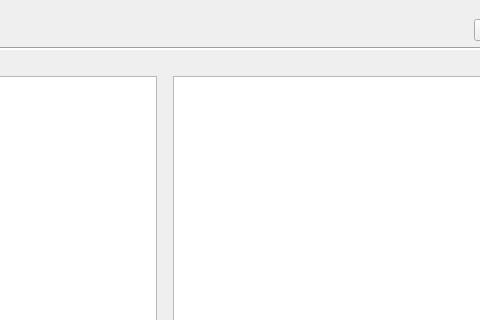
Before: the Qt Designer form HW06/src/mainwindow.ui in knisht/cpp-course-2018, drawn with Qt 5; both pictures show x 244 to 724 and y 0 to 320 of the 827 by 624 pixel window.
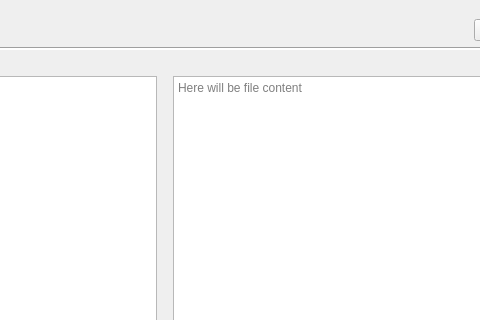
After: the same form once the commit is applied. Custom widgets are drawn as their Qt base class.

```diff
--- a/HW06/src/mainwindow.ui
+++ b/HW06/src/mainwindow.ui
@@ -161,6 +161,9 @@
             <property name="textInteractionFlags">
              <set>Qt::TextSelectableByKeyboard|Qt::TextSelectableByMouse</set>
             </property>
+            <property name="placeholderText">
+             <string>Here will be file content</string>
+            </property>
            </widget>
           </item>
           <item>
```
